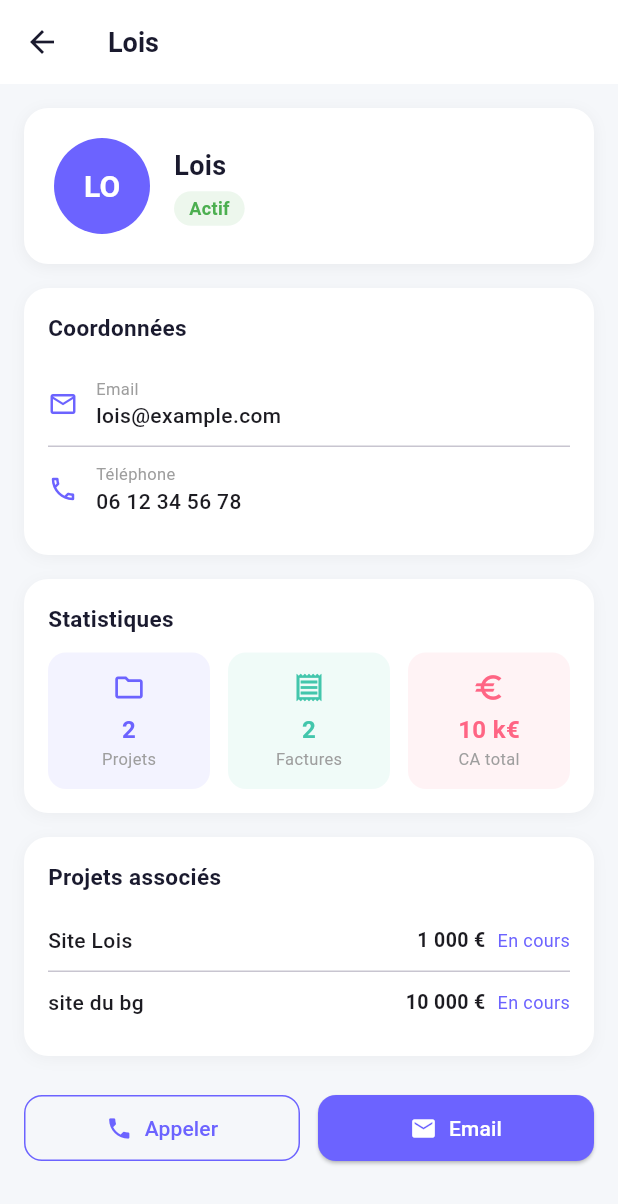
After one commit to eliottlwk/App-Admin-Elevia-Mobile, a Flutter app: the CrmScreen screen opened directly, after a tap on "LO", on a phone screen of 412 x 824 dp. The commit adds this screen. Shown: the top 1204 px of the screen. Run offline on Flutter 3.47's test engine with Material 3 defaults, Android fonts, the phone set to English and light mode, and no system bars.

Commit message:
feat: page détail client avec coordonnées, stats et projets associés

```diff
--- /dev/null
+++ b/lib/screens/crm/client_detail_screen.dart
@@ -0,0 +1,384 @@
+import 'package:flutter/material.dart';
+
+class ClientDetailScreen extends StatelessWidget {
+  final Map<String, dynamic> client;
+
+  const ClientDetailScreen({super.key, required this.client});
+
+  @override
+  Widget build(BuildContext context) {
+    return Scaffold(
+      backgroundColor: const Color(0xFFF5F7FA),
+      appBar: AppBar(
+        backgroundColor: Colors.white,
+        elevation: 0,
+        leading: IconButton(
+          icon: const Icon(Icons.arrow_back, color: Color(0xFF1A1A2E)),
+          onPressed: () => Navigator.pop(context),
+        ),
+        title: Text(
+          client['nom'],
+          style: const TextStyle(
+            color: Color(0xFF1A1A2E),
+            fontWeight: FontWeight.bold,
+            fontSize: 18,
+          ),
+        ),
+      ),
+      body: SingleChildScrollView(
+        padding: const EdgeInsets.all(16),
+        child: Column(
+          crossAxisAlignment: CrossAxisAlignment.start,
+          children: [
+            // Avatar + infos principales
+            Container(
+              padding: const EdgeInsets.all(20),
+              decoration: BoxDecoration(
+                color: Colors.white,
+                borderRadius: BorderRadius.circular(16),
+                boxShadow: [
+                  BoxShadow(
+                    color: Colors.black.withOpacity(0.05),
+                    blurRadius: 8,
+                    offset: const Offset(0, 2),
+                  ),
+                ],
+              ),
+              child: Row(
+                children: [
+                  CircleAvatar(
+                    radius: 32,
+                    backgroundColor: client['color'],
+                    child: Text(
+                      client['initiales'],
+                      style: const TextStyle(
+                        color: Colors.white,
+                        fontSize: 20,
+                        fontWeight: FontWeight.bold,
+                      ),
+                    ),
+                  ),
+                  const SizedBox(width: 16),
+                  Expanded(
+                    child: Column(
+                      crossAxisAlignment: CrossAxisAlignment.start,
+                      children: [
+                        Text(
+                          client['nom'],
+                          style: const TextStyle(
+                            fontSize: 18,
+                            fontWeight: FontWeight.bold,
+                            color: Color(0xFF1A1A2E),
+                          ),
+                        ),
+                        const SizedBox(height: 4),
+                        Container(
+                          padding: const EdgeInsets.symmetric(
+                              horizontal: 10, vertical: 3),
+                          decoration: BoxDecoration(
+                            color: _statutColor(client['statut'])
+                                .withOpacity(0.1),
+                            borderRadius: BorderRadius.circular(20),
+                          ),
+                          child: Text(
+                            client['statut'],
+                            style: TextStyle(
+                              fontSize: 12,
+                              color: _statutColor(client['statut']),
+                              fontWeight: FontWeight.w600,
+                            ),
+                          ),
+                        ),
+                      ],
+                    ),
+                  ),
+                ],
+              ),
+            ),
+            const SizedBox(height: 16),
+
+            // Coordonnées
+            _Section(
+              titre: 'Coordonnées',
+              child: Column(
+                children: [
+                  _InfoRow(
+                    icon: Icons.email_outlined,
+                    label: 'Email',
+                    value: client['email'],
+                  ),
+                  const Divider(height: 1),
+                  _InfoRow(
+                    icon: Icons.phone_outlined,
+                    label: 'Téléphone',
+                    value: client['telephone'],
+                  ),
+                ],
+              ),
+            ),
+            const SizedBox(height: 16),
+
+            // Statistiques
+            _Section(
+              titre: 'Statistiques',
+              child: Row(
+                children: [
+                  Expanded(
+                    child: _StatCard(
+                      label: 'Projets',
+                      value: '${client['projets']}',
+                      icon: Icons.folder_outlined,
+                      color: const Color(0xFF6C63FF),
+                    ),
+                  ),
+                  const SizedBox(width: 12),
+                  const Expanded(
+                    child: _StatCard(
+                      label: 'Factures',
+                      value: '2',
+                      icon: Icons.receipt_outlined,
+                      color: Color(0xFF43C6AC),
+                    ),
+                  ),
+                  const SizedBox(width: 12),
+                  const Expanded(
+                    child: _StatCard(
+                      label: 'CA total',
+                      value: '10 k€',
+                      icon: Icons.euro_outlined,
+                      color: Color(0xFFFF6584),
+                    ),
+                  ),
+                ],
+              ),
+            ),
+            const SizedBox(height: 16),
+
+            // Projets associés
+            _Section(
+              titre: 'Projets associés',
+              child: Column(
+                children: [
+                  _ProjetRow(
+                    nom: 'Site Lois',
+                    statut: 'En cours',
+                    montant: '1 000 €',
+                    statutColor: const Color(0xFF6C63FF),
+                  ),
+                  const Divider(height: 1),
+                  _ProjetRow(
+                    nom: 'site du bg',
+                    statut: 'En cours',
+                    montant: '10 000 €',
+                    statutColor: const Color(0xFF6C63FF),
+                  ),
+                ],
+              ),
+            ),
+            const SizedBox(height: 24),
+
+            // Boutons d'action
+            Row(
+              children: [
+                Expanded(
+                  child: OutlinedButton.icon(
+                    onPressed: () {},
+                    icon: const Icon(Icons.phone, size: 18),
+                    label: const Text('Appeler'),
+                    style: OutlinedButton.styleFrom(
+                      foregroundColor: const Color(0xFF6C63FF),
+                      side: const BorderSide(color: Color(0xFF6C63FF)),
+                      padding: const EdgeInsets.symmetric(vertical: 12),
+                      shape: RoundedRectangleBorder(
+                        borderRadius: BorderRadius.circular(12),
+                      ),
+                    ),
+                  ),
+                ),
+                const SizedBox(width: 12),
+                Expanded(
+                  child: ElevatedButton.icon(
+                    onPressed: () {},
+                    icon: const Icon(Icons.email, size: 18),
+                    label: const Text('Email'),
+                    style: ElevatedButton.styleFrom(
+                      backgroundColor: const Color(0xFF6C63FF),
+                      foregroundColor: Colors.white,
+                      padding: const EdgeInsets.symmetric(vertical: 12),
+                      shape: RoundedRectangleBorder(
+                        borderRadius: BorderRadius.circular(12),
+                      ),
+                    ),
+                  ),
+                ),
+              ],
+            ),
+          ],
+        ),
+      ),
+    );
+  }
+
+  Color _statutColor(String statut) {
+    switch (statut) {
+      case 'Actif':
+        return const Color(0xFF4CAF50);
+      case 'Inactif':
+        return Colors.grey;
+      case 'Prospect':
+        return const Color(0xFF6C63FF);
+      default:
+        return Colors.grey;
+    }
+  }
+}
+
+class _Section extends StatelessWidget {
+  final String titre;
+  final Widget child;
+
+  const _Section({required this.titre, required this.child});
+
+  @override
+  Widget build(BuildContext context) {
+    return Container(
+      padding: const EdgeInsets.all(16),
+      decoration: BoxDecoration(
+        color: Colors.white,
+        borderRadius: BorderRadius.circular(16),
+        boxShadow: [
+          BoxShadow(
+            color: Colors.black.withOpacity(0.04),
+            blurRadius: 8,
+            offset: const Offset(0, 2),
+          ),
+        ],
+      ),
+      child: Column(
+        crossAxisAlignment: CrossAxisAlignment.start,
+        children: [
+          Text(
+            titre,
+            style: const TextStyle(
+              fontSize: 15,
+              fontWeight: FontWeight.bold,
+              color: Color(0xFF1A1A2E),
+            ),
+          ),
+          const SizedBox(height: 12),
+          child,
+        ],
+      ),
+    );
+  }
+}
+
+class _InfoRow extends StatelessWidget {
+  final IconData icon;
+  final String label;
+  final String value;
+
+  const _InfoRow({
+    required this.icon,
+    required this.label,
+    required this.value,
+  });
+
+  @override
+  Widget build(BuildContext context) {
+    return Padding(
+      padding: const EdgeInsets.symmetric(vertical: 10),
+      child: Row(
+        children: [
+          Icon(icon, size: 20, color: const Color(0xFF6C63FF)),
+          const SizedBox(width: 12),
+          Column(
+            crossAxisAlignment: CrossAxisAlignment.start,
+            children: [
+              Text(label,
+                  style: const TextStyle(color: Colors.grey, fontSize: 11)),
+              Text(value,
+                  style: const TextStyle(
+                      fontWeight: FontWeight.w500, fontSize: 14)),
+            ],
+          ),
+        ],
+      ),
+    );
+  }
+}
+
+class _StatCard extends StatelessWidget {
+  final String label;
+  final String value;
+  final IconData icon;
+  final Color color;
+
+  const _StatCard({
+    required this.label,
+    required this.value,
+    required this.icon,
+    required this.color,
+  });
+
+  @override
+  Widget build(BuildContext context) {
+    return Container(
+      padding: const EdgeInsets.all(12),
+      decoration: BoxDecoration(
+        color: color.withOpacity(0.08),
+        borderRadius: BorderRadius.circular(12),
+      ),
+      child: Column(
+        children: [
+          Icon(icon, color: color, size: 22),
+          const SizedBox(height: 6),
+          Text(value,
+              style: TextStyle(
+                  fontWeight: FontWeight.bold, fontSize: 16, color: color)),
+          Text(label,
+              style: const TextStyle(color: Colors.grey, fontSize: 11)),
+        ],
+      ),
+    );
+  }
+}
+
+class _ProjetRow extends StatelessWidget {
+  final String nom;
+  final String statut;
+  final String montant;
+  final Color statutColor;
+
+  const _ProjetRow({
+    required this.nom,
+    required this.statut,
+    required this.montant,
+    required this.statutColor,
+  });
+
+  @override
+  Widget build(BuildContext context) {
+    return Padding(
+      padding: const EdgeInsets.symmetric(vertical: 10),
+      child: Row(
+        mainAxisAlignment: MainAxisAlignment.spaceBetween,
+        children: [
+          Text(nom,
+              style: const TextStyle(
+                  fontWeight: FontWeight.w500, fontSize: 14)),
+          Row(
+            children: [
+              Text(montant,
+                  style: const TextStyle(
+                      fontWeight: FontWeight.w600, fontSize: 13)),
+              const SizedBox(width: 8),
+              Text(statut,
+                  style: TextStyle(color: statutColor, fontSize: 12)),
+            ],
+          ),
+        ],
+      ),
+    );
+  }
+}
--- a/lib/screens/crm/crm_screen.dart
+++ b/lib/screens/crm/crm_screen.dart
@@ -1,4 +1,5 @@
 import 'package:flutter/material.dart';
+import 'client_detail_screen.dart';
 
 class CrmScreen extends StatefulWidget {
   const CrmScreen({super.key});
@@ -155,7 +156,14 @@ class _CrmScreenState extends State<CrmScreen> {
                 itemCount: _filtered.length,
                 itemBuilder: (context, index) {
                   final client = _filtered[index];
-                  return Container(
+                  return GestureDetector(
+                    onTap: () => Navigator.push(
+                      context,
+                      MaterialPageRoute(
+                        builder: (_) => ClientDetailScreen(client: client),
+                      ),
+                    ),
+                    child: Container(
                       margin: const EdgeInsets.only(bottom: 10),
                       padding: const EdgeInsets.all(14),
                       decoration: BoxDecoration(
@@ -234,6 +242,7 @@ class _CrmScreenState extends State<CrmScreen> {
                           ),
                         ],
                       ),
+                    ),
                   );
                 },
               ),
```
Lines whose indentation alone changed are shown as unchanged.
